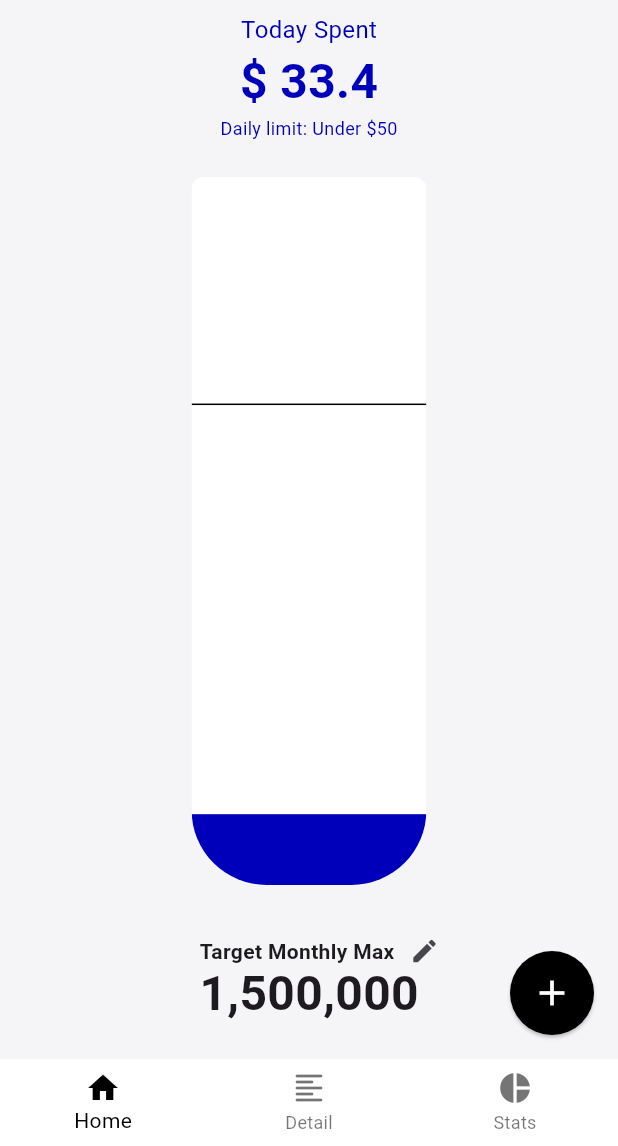
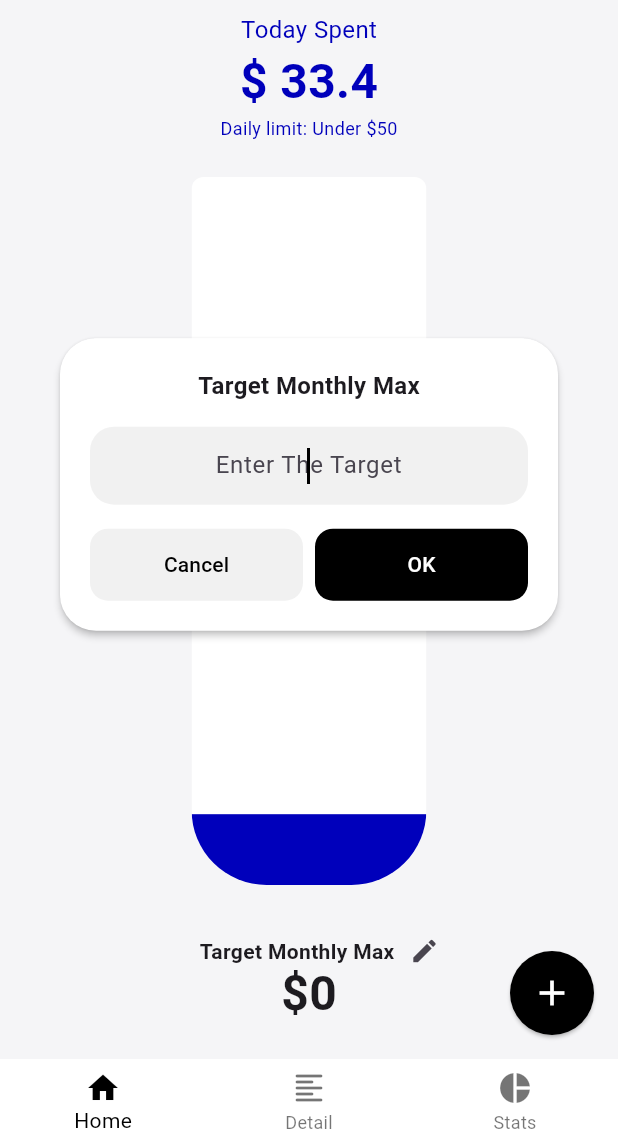
Before and after one commit to Najaehyeon/Money_Manager, a Flutter app: the screen it shows after launch, after a tap on the "edit" icon, on a phone screen of 412 x 824 dp, the part 90-1236 px from its top. Run offline on Flutter 3.47's test engine with Material 3 defaults, Android fonts, the phone set to English and light mode, and no system bars; our stand-ins replace shared_preferences.

Commit message:
목표금액저장기능

```diff
--- /dev/null
+++ b/lib/Home/home.dart
@@ -0,0 +1,475 @@
+import 'package:flutter/material.dart';
+import 'package:flutter/services.dart';
+import 'package:intl/intl.dart';
+import 'package:shared_preferences/shared_preferences.dart';
+
+class Home extends StatefulWidget {
+  const Home({
+    super.key,
+  });
+
+  @override
+  State<Home> createState() => _HomeState();
+}
+
+class _HomeState extends State<Home> {
+  double _targetMoney = 0;
+  double newTargetMoney = 0;
+
+  @override
+  void initState() {
+    super.initState();
+    _loadTargetMoney();
+  }
+
+  Future<void> _loadTargetMoney() async {
+    final prefs = await SharedPreferences.getInstance();
+    setState(() {
+      _targetMoney = prefs.getDouble('target_money') ?? 0;
+    });
+  }
+
+  Future<void> _storeTargetMoney(double newTarget) async {
+    final prefs = await SharedPreferences.getInstance();
+    await prefs.setDouble('target_money', newTarget);
+    setState(() {
+      _targetMoney = newTarget;
+    });
+    if (mounted) {
+      Navigator.of(context).pop();
+    }
+  }
+
+  @override
+  Widget build(BuildContext context) {
+    final screenWidth = MediaQuery.of(context).size.width;
+
+    return Column(
+      children: [
+        Header(),
+        TodaySpentMoney(),
+        SizedBox(height: 24),
+        Expanded(
+          child: Cylinder(screenWidth: screenWidth),
+        ),
+        SizedBox(height: 24),
+        TargetMonthlyMax(
+          targetMoney: _targetMoney,
+          onSetTargetMoney: _storeTargetMoney,
+        ),
+        SizedBox(height: 36),
+      ],
+    );
+  }
+}
+
+class Header extends StatelessWidget {
+  const Header({
+    super.key,
+  });
+
+  @override
+  Widget build(BuildContext context) {
+    return Padding(
+      padding: const EdgeInsets.all(8.0),
+      child: Row(
+        mainAxisAlignment: MainAxisAlignment.spaceBetween,
+        children: [
+          Row(
+            children: [
+              IconButton(
+                onPressed: () {},
+                icon: Icon(
+                  Icons.chevron_left_rounded,
+                  size: 48,
+                  color: Colors.black,
+                ),
+                padding: EdgeInsets.all(0),
+              ),
+              SizedBox(width: 4),
+              Text(
+                'Nov. 2025',
+                style: TextStyle(
+                  color: Colors.black,
+                  fontSize: 24,
+                  fontWeight: FontWeight.w600,
+                ),
+              ),
+              SizedBox(width: 4),
+              IconButton(
+                onPressed: () {},
+                icon: Icon(
+                  Icons.chevron_right_rounded,
+                  size: 48,
+                  color: Colors.black,
+                ),
+                padding: EdgeInsets.all(0),
+              ),
+            ],
+          ),
+          Padding(
+            padding: const EdgeInsets.only(right: 8),
+            child: IconButton.filled(
+              onPressed: () {},
+              icon: Icon(
+                Icons.bar_chart,
+                size: 36,
+                color: Colors.black,
+              ),
+              style: IconButton.styleFrom(
+                backgroundColor: Colors.white,
+                foregroundColor: Colors.black,
+              ),
+            ),
+          ),
+        ],
+      ),
+    );
+  }
+}
+
+class TodaySpentMoney extends StatelessWidget {
+  const TodaySpentMoney({
+    super.key,
+  });
+
+  static const Color primaryColor = Color(0xFF0000BB);
+
+  @override
+  Widget build(BuildContext context) {
+    return Column(
+      children: [
+        Text(
+          "Today Spent",
+          style: TextStyle(
+            fontSize: 16,
+            color: primaryColor,
+          ),
+        ),
+        Text(
+          "\$ 33.4",
+          style: TextStyle(
+            fontSize: 32,
+            fontWeight: FontWeight.w600,
+            color: primaryColor,
+          ),
+        ),
+        Text(
+          "Daily limit: Under \$50",
+          style: TextStyle(
+            fontSize: 12,
+            color: primaryColor,
+          ),
+        ),
+      ],
+    );
+  }
+}
+
+class Cylinder extends StatelessWidget {
+  const Cylinder({
+    super.key,
+    required this.screenWidth,
+  });
+
+  final double screenWidth;
+
+  @override
+  Widget build(BuildContext context) {
+    return LayoutBuilder(
+      builder: (BuildContext context, BoxConstraints constraints) {
+        final double maxHeight = constraints.maxHeight;
+        // 높이 비율은 임의로 설정된 값
+        final double limitMoneyHeight = maxHeight * 0.68;
+        final double spentMoneyHeight = maxHeight * 0.1;
+        final double cylinderWidth = screenWidth * 0.38;
+        const Color primaryColor = Color(0xFF0000BB);
+
+        return ClipRRect(
+          borderRadius: const BorderRadius.only(
+            topLeft: Radius.circular(8),
+            topRight: Radius.circular(8),
+            bottomLeft: Radius.circular(50),
+            bottomRight: Radius.circular(50),
+          ),
+          child: Stack(
+            alignment: Alignment.bottomCenter,
+            children: [
+              // 기본 배경 (원통의 빈 부분)
+              Container(
+                width: cylinderWidth,
+                decoration: const BoxDecoration(
+                  color: Colors.white,
+                ),
+              ),
+              // 사용 금액 표시 (채워진 부분)
+              Container(
+                width: cylinderWidth,
+                height: spentMoneyHeight,
+                decoration: const BoxDecoration(
+                  color: primaryColor,
+                ),
+              ),
+              // 목표 한계선
+              SizedBox(
+                width: cylinderWidth,
+                height: limitMoneyHeight,
+                child: const DecoratedBox(
+                  decoration: BoxDecoration(
+                    border: Border(
+                      top: BorderSide(
+                        color: Colors.black,
+                        width: 1,
+                      ),
+                    ),
+                  ),
+                ),
+              ),
+            ],
+          ),
+        );
+      },
+    );
+  }
+}
+
+class TargetMonthlyMax extends StatelessWidget {
+  final double targetMoney;
+  final ValueChanged<double> onSetTargetMoney;
+
+  const TargetMonthlyMax({
+    super.key,
+    required this.targetMoney,
+    required this.onSetTargetMoney,
+  });
+
+  @override
+  Widget build(BuildContext context) {
+    final String formattedTargetMoney =
+        "\$${NumberFormat('#,###', 'en-US').format(targetMoney)}";
+    return Column(
+      children: [
+        Row(
+          mainAxisAlignment: MainAxisAlignment.center,
+          children: [
+            SizedBox(width: 24),
+            Text(
+              "Target Monthly Max",
+              style: TextStyle(fontWeight: FontWeight.w600),
+            ),
+            IconButton(
+              onPressed: () {
+                showDialog(
+                  barrierColor: Colors.transparent,
+                  context: context,
+                  builder: (BuildContext context) {
+                    return SettingTargetModal(
+                      onSetTargetMoney: onSetTargetMoney,
+                    );
+                  },
+                );
+              },
+              icon: Icon(
+                Icons.edit,
+                size: 20,
+              ),
+              padding: EdgeInsets.zero,
+              visualDensity: VisualDensity.compact,
+            ),
+          ],
+        ),
+        Text(
+          formattedTargetMoney,
+          style: TextStyle(
+            fontSize: 32,
+            fontWeight: FontWeight.bold,
+            height: 0.5,
+          ),
+        ),
+      ],
+    );
+  }
+}
+
+class SettingTargetModal extends StatefulWidget {
+  final ValueChanged<double> onSetTargetMoney;
+
+  const SettingTargetModal({
+    super.key,
+    required this.onSetTargetMoney,
+  });
+
+  @override
+  State<SettingTargetModal> createState() => _SettingTargetModalState();
+}
+
+class _SettingTargetModalState extends State<SettingTargetModal> {
+  late final TextEditingController _setTargetMonthlyMax;
+  final FocusNode _focusNode = FocusNode();
+
+  final NumberFormat _formatter = NumberFormat.decimalPattern('en_US');
+
+  @override
+  void initState() {
+    super.initState();
+    _setTargetMonthlyMax = TextEditingController();
+    WidgetsBinding.instance.addPostFrameCallback((_) {
+      _focusNode.requestFocus();
+    });
+  }
+
+  @override
+  void dispose() {
+    _setTargetMonthlyMax.dispose();
+    _focusNode.dispose();
+    super.dispose();
+  }
+
+  String _unformat(String text) {
+    return text.replaceAll(',', '');
+  }
+
+  void _onTextChanged(String newText) {
+    String numericText = _unformat(newText);
+
+    if (numericText.isEmpty) {
+      _setTargetMonthlyMax.value = _setTargetMonthlyMax.value.copyWith(
+        text: '',
+        selection: const TextSelection.collapsed(offset: 0),
+        composing: TextRange.empty,
+      );
+      return;
+    }
+
+    double? value = double.tryParse(numericText);
+
+    if (value != null) {
+      String formattedText = _formatter.format(value);
+
+      int offset = formattedText.length;
+
+      _setTargetMonthlyMax.value = _setTargetMonthlyMax.value.copyWith(
+        text: formattedText,
+        selection: TextSelection.collapsed(offset: offset),
+        composing: TextRange.empty,
+      );
+    }
+  }
+
+  void _onOkPressed() {
+    double? newTarget = double.tryParse(_unformat(_setTargetMonthlyMax.text));
+    if (newTarget != null && newTarget >= 0) {
+      widget.onSetTargetMoney(newTarget);
+    } else {
+      return;
+    }
+  }
+
+  void _onCancelPressed() {
+    Navigator.of(context).pop();
+  }
+
+  @override
+  Widget build(BuildContext context) {
+    return Dialog(
+      shadowColor: Colors.black,
+      elevation: 2,
+      backgroundColor: Colors.white,
+      alignment: Alignment(0, -0.1),
+      shape: RoundedRectangleBorder(
+        borderRadius: BorderRadiusGeometry.circular(24),
+      ),
+      child: Padding(
+        padding: const EdgeInsets.all(20),
+        child: Column(
+          mainAxisSize: MainAxisSize.min,
+          children: [
+            Text(
+              "Target Monthly Max",
+              style: TextStyle(
+                fontWeight: FontWeight.w600,
+                fontSize: 16,
+              ),
+            ),
+            SizedBox(height: 16),
+            TextField(
+              controller: _setTargetMonthlyMax,
+              focusNode: _focusNode,
+              onChanged: _onTextChanged,
+              keyboardType: TextInputType.number,
+              cursorColor: Colors.black,
+              inputFormatters: [
+                FilteringTextInputFormatter.digitsOnly,
+              ],
+              decoration: InputDecoration(
+                filled: true,
+                fillColor: Color(0xFFF1F1F1),
+                hintText: "Enter The Target",
+                border: OutlineInputBorder(
+                  borderSide: BorderSide.none,
+                  borderRadius: BorderRadius.circular(16),
+                ),
+                contentPadding: EdgeInsets.symmetric(
+                  horizontal: 16, // 좌우 여백을 늘려 힌트 텍스트가 잘리지 않게 조정
+                  vertical: 14, // 높이 조정
+                ),
+              ),
+              textAlign: TextAlign.center, // 텍스트 중앙 정렬
+            ),
+            SizedBox(height: 16),
+            Row(
+              mainAxisAlignment: MainAxisAlignment.spaceAround,
+              children: [
+                Expanded(
+                  child: ElevatedButton(
+                    onPressed: _onCancelPressed,
+                    style: ElevatedButton.styleFrom(
+                      minimumSize: Size.fromHeight(48),
+                      backgroundColor: Color(0xFFF1F1F1),
+                      foregroundColor: Colors.white,
+                      elevation: 0,
+                      shape: RoundedRectangleBorder(
+                        borderRadius: BorderRadius.circular(
+                          12,
+                        ),
+                      ),
+                    ),
+                    child: Text(
+                      'Cancel',
+                      style: TextStyle(
+                        color: Colors.black,
+                      ),
+                    ),
+                  ),
+                ),
+                SizedBox(width: 8),
+                Expanded(
+                  child: ElevatedButton(
+                    onPressed: _onOkPressed,
+                    style: ElevatedButton.styleFrom(
+                      minimumSize: Size.fromHeight(48),
+                      backgroundColor: Colors.black,
+                      foregroundColor: Colors.white,
+                      elevation: 0,
+                      shape: RoundedRectangleBorder(
+                        borderRadius: BorderRadius.circular(
+                          12,
+                        ),
+                      ),
+                    ),
+                    child: Text(
+                      'OK',
+                      style: TextStyle(
+                        color: Colors.white,
+                      ),
+                    ),
+                  ),
+                ),
+              ],
+            ),
+          ],
+        ),
+      ),
+    );
+  }
+}
--- /dev/null
+++ b/lib/Home/post.dart
@@ -0,0 +1,27 @@
+import 'package:flutter/material.dart';
+
+class Post extends StatefulWidget {
+  const Post({super.key});
+
+  @override
+  State<Post> createState() => _PostState();
+}
+
+class _PostState extends State<Post> {
+  @override
+  Widget build(BuildContext context) {
+    return Scaffold(
+      resizeToAvoidBottomInset: false,
+      backgroundColor: Color(0xFFF5F5F7),
+      appBar: AppBar(
+        backgroundColor: Color(0xFFF5F5F7),
+        title: Text(
+          "New Expense",
+          style: TextStyle(
+            fontWeight: FontWeight.w500,
+          ),
+        ),
+      ),
+    );
+  }
+}
--- a/lib/home.dart
+++ /dev/null
@@ -1,181 +0,0 @@
-import 'package:flutter/material.dart';
-
-class Home extends StatelessWidget {
-  const Home({
-    super.key,
-  });
-
-  @override
-  Widget build(BuildContext context) {
-    final screenWidth = MediaQuery.of(context).size.width;
-
-    return Column(
-      children: [
-        // header
-        Padding(
-          padding: const EdgeInsets.all(8.0),
-          child: Row(
-            mainAxisAlignment: MainAxisAlignment.spaceBetween,
-            children: [
-              Row(
-                children: [
-                  IconButton(
-                    onPressed: () {},
-                    icon: Icon(
-                      Icons.chevron_left_rounded,
-                      size: 48,
-                      color: Colors.black,
-                    ),
-                    padding: EdgeInsets.all(0),
-                  ),
-                  SizedBox(width: 4),
-                  Text(
-                    'Nov. 2025',
-                    style: TextStyle(
-                      color: Colors.black,
-                      fontSize: 24,
-                      fontWeight: FontWeight.w600,
-                    ),
-                  ),
-                  SizedBox(width: 4),
-                  IconButton(
-                    onPressed: () {},
-                    icon: Icon(
-                      Icons.chevron_right_rounded,
-                      size: 48,
-                      color: Colors.black,
-                    ),
-                    padding: EdgeInsets.all(0),
-                  ),
-                ],
-              ),
-              Padding(
-                padding: const EdgeInsets.only(right: 8),
-                child: IconButton.filled(
-                  onPressed: () {},
-                  icon: Icon(
-                    Icons.bar_chart,
-                    size: 36,
-                    color: Colors.black,
-                  ),
-                  style: IconButton.styleFrom(
-                    backgroundColor: Colors.white,
-                    foregroundColor: Colors.black,
-                  ),
-                ),
-              ),
-            ],
-          ),
-        ),
-        Column(
-          children: [
-            Text(
-              "Today Spent",
-              style: TextStyle(
-                fontSize: 16,
-                color: Color(0xFF0000BB),
-              ),
-            ),
-            Text(
-              "\$ 33.4",
-              style: TextStyle(
-                fontSize: 32,
-                fontWeight: FontWeight.w600,
-                color: Color(0xFF0000BB),
-              ),
-            ),
-            Text(
-              "Daily limit: Under \$50",
-              style: TextStyle(
-                fontSize: 12,
-                color: Color(0xFF0000BB),
-              ),
-            ),
-          ],
-        ),
-        SizedBox(height: 24),
-        Expanded(
-          child: LayoutBuilder(
-            builder: (BuildContext context, BoxConstraints constraints) {
-              final double maxHeight = constraints.maxHeight;
-              final double limitMoneyHeight = maxHeight * 0.68;
-              final double spentMoneyHeight = maxHeight * 0.1;
-
-              return ClipRRect(
-                borderRadius: BorderRadius.only(
-                  topLeft: Radius.circular(8),
-                  topRight: Radius.circular(8),
-                  bottomLeft: Radius.circular(50),
-                  bottomRight: Radius.circular(50),
-                ),
-                child: Stack(
-                  alignment: Alignment.bottomCenter,
-                  children: [
-                    Container(
-                      width: screenWidth * 0.38,
-                      decoration: BoxDecoration(
-                        color: Colors.white,
-                      ),
-                    ),
-                    Container(
-                      width: screenWidth * 0.38,
-                      height: spentMoneyHeight,
-                      decoration: BoxDecoration(
-                        color: Color(0xFF0000BB),
-                      ),
-                    ),
-                    Container(
-                      width: screenWidth * 0.38,
-                      height: limitMoneyHeight,
-                      decoration: BoxDecoration(
-                        border: Border(
-                          top: BorderSide(
-                            color: Colors.black,
-                            width: 1,
-                          ),
-                        ),
-                      ),
-                    ),
-                  ],
-                ),
-              );
-            },
-          ),
-        ),
-        SizedBox(height: 24),
-        Column(
-          children: [
-            Row(
-              mainAxisAlignment: MainAxisAlignment.center,
-              children: [
-                SizedBox(width: 24),
-                Text(
-                  "Target Monthly Max",
-                  style: TextStyle(fontWeight: FontWeight.w600),
-                ),
-                IconButton(
-                  onPressed: () {},
-                  icon: Icon(
-                    Icons.edit,
-                    size: 20,
-                  ),
-                  padding: EdgeInsets.zero,
-                  visualDensity: VisualDensity.compact,
-                ),
-              ],
-            ),
-            Text(
-              "1,500,000",
-              style: TextStyle(
-                fontSize: 32,
-                fontWeight: FontWeight.bold,
-                height: 0.5,
-              ),
-            ),
-          ],
-        ),
-        SizedBox(height: 36),
-      ],
-    );
-  }
-}
--- a/lib/main.dart
+++ b/lib/main.dart
@@ -1,6 +1,7 @@
 import 'package:flutter/material.dart';
+import 'package:money_manager/Home/post.dart';
 import 'package:money_manager/detail.dart';
-import 'package:money_manager/home.dart';
+import 'package:money_manager/Home/home.dart';
 import 'package:money_manager/stats.dart';
 
 void main() {
@@ -48,6 +49,7 @@ class _MainPageState extends State<MainPage> {
   @override
   Widget build(BuildContext context) {
     return Scaffold(
+      resizeToAvoidBottomInset: false,
       backgroundColor: Color(0xFFF5F5F7),
       body: SafeArea(
         child: _widgetOptions.elementAt(_selectedIndex),
@@ -72,7 +74,14 @@ class _MainPageState extends State<MainPage> {
         onTap: _onItemTapped,
       ),
       floatingActionButton: FloatingActionButton(
-        onPressed: () {},
+        onPressed: () {
+          Navigator.push(
+            context,
+            MaterialPageRoute<void>(
+              builder: (context) => const Post(),
+            ),
+          );
+        },
         splashColor: Colors.grey[800],
         elevation: 1,
         backgroundColor: Colors.black,
--- a/pubspec.yaml
+++ b/pubspec.yaml
@@ -30,6 +30,8 @@ environment:
 dependencies:
   flutter:
     sdk: flutter
+  intl: ^0.20.2
+  shared_preferences: ^2.5.3
 
   # The following adds the Cupertino Icons font to your application.
   # Use with the CupertinoIcons class for iOS style icons.
```
Also changed, not shown: pubspec.lock, 1 other file.
